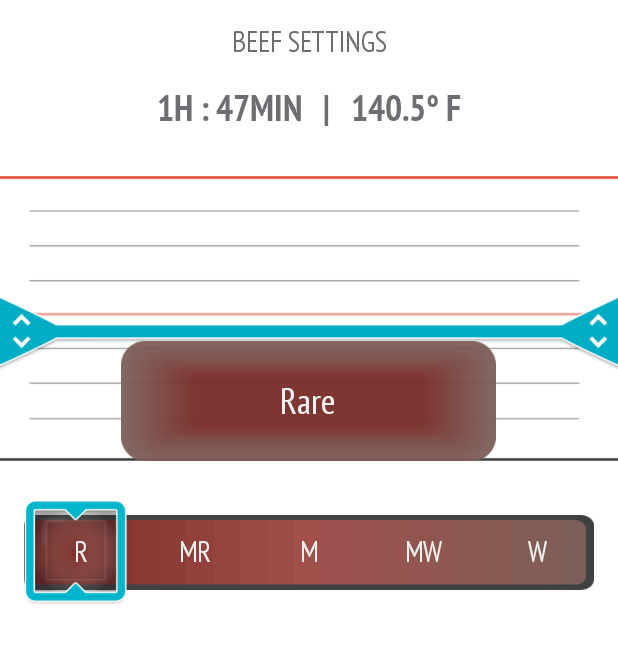
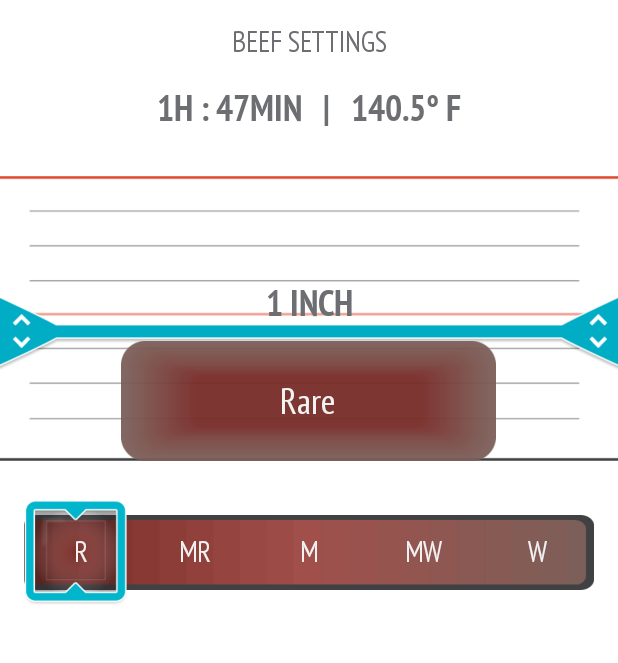
Before and after one commit to FirstBuild/FirstBuild-Mobile-Android-Old, an Android app: the fragment BeefFragment placed in its activity, after a tap on an icon or button, on a phone screen of 412 x 824 dp, the part 120-783 px from its top. Run offline under Robolectric (Android 15) with nearby library versions, the phone set to English and light mode, and no system bars.

Commit message:
Display Thickness.

```diff
--- a/app/src/main/java/com/firstbuild/androidapp/sousvideUI/BeefFragment.java
+++ b/app/src/main/java/com/firstbuild/androidapp/sousvideUI/BeefFragment.java
@@ -3,6 +3,7 @@ package com.firstbuild.androidapp.sousvideUI;
 
 import android.app.Fragment;
 import android.os.Bundle;
+import android.util.Log;
 import android.view.LayoutInflater;
 import android.view.MotionEvent;
 import android.view.View;
@@ -17,14 +18,13 @@ import com.firstbuild.androidapp.R;
  */
 public class BeefFragment extends Fragment implements View.OnTouchListener {
 
-    private String TAG = BeefFragment.class.getSimpleName();
-
     private final String DONENESS_R = "Rare";
     private final String DONENESS_MR = "Medium-Rare";
     private final String DONENESS_M = "Medium";
     private final String DONENESS_MW = "Medium-Well";
     private final String DONENESS_W = "Well";
 
+    private String TAG = BeefFragment.class.getSimpleName();
     private int xDelta;
     private int yDelta;
     private View containerThickness;
@@ -32,6 +32,8 @@ public class BeefFragment extends Fragment implements View.OnTouchListener {
     private View imgMeat;
     private View knobDoneness;
     private TextView textDoneness;
+    private TextView textThickness;
+    private int thicknessIndex = 0;
 
     public BeefFragment() {
         // Required empty public constructor
@@ -49,6 +51,7 @@ public class BeefFragment extends Fragment implements View.OnTouchListener {
         knobDoneness = view.findViewById(R.id.doneness_knob);
         imgMeat = view.findViewById(R.id.img_meat);
         textDoneness = (TextView) view.findViewById(R.id.text_doneness);
+        textThickness = (TextView) view.findViewById(R.id.text_thickness);
 
         view.findViewById(R.id.thickness_knob).setOnTouchListener(this);
         view.findViewById(R.id.doneness_knob).setOnTouchListener(this);
@@ -109,7 +112,7 @@ public class BeefFragment extends Fragment implements View.OnTouchListener {
         knobDoneness.setLayoutParams(layoutParamsKnob);
     }
 
-    private void updateDonenessText(String text){
+    private void updateDonenessText(String text) {
         textDoneness.setText(text);
     }
 
@@ -160,18 +163,27 @@ public class BeefFragment extends Fragment implements View.OnTouchListener {
 
                 if (v.getId() == R.id.thickness_knob) {
 //                    Log.d(TAG, "ACTION_MOVE " + Y + ", " + yDelta + ", " + (Y - yDelta));
+                    int posY = Y - yDelta;
+                    int maxHeight = (containerThickness.getHeight() - v.getHeight());
 
                     // Slide for thickness knob
-                    if (0 < Y - yDelta && Y - yDelta < (containerThickness.getHeight() - v.getHeight())) {
+                    if (0 < posY && posY < (containerThickness.getHeight() - v.getHeight())) {
                         RelativeLayout.LayoutParams layoutParams = (RelativeLayout.LayoutParams) v.getLayoutParams();
-                        layoutParams.topMargin = Y - yDelta;
+                        layoutParams.topMargin = posY;
                         layoutParams.bottomMargin = -250;
                         v.setLayoutParams(layoutParams);
 
                         RelativeLayout.LayoutParams layoutParamsMeat = (RelativeLayout.LayoutParams) imgMeat.getLayoutParams();
 
-                        layoutParamsMeat.height = containerThickness.getHeight() - (Y - yDelta) - (v.getHeight() / 2);
+                        layoutParamsMeat.height = containerThickness.getHeight() - (posY) - (v.getHeight() / 2);
                         imgMeat.setLayoutParams(layoutParamsMeat);
+
+                        thicknessIndex = (int) (posY / (maxHeight / 8.0));
+                        Log.d(TAG, "Thickness Index  :" + thicknessIndex);
+
+                        String[] arrayThickness = getResources().getStringArray(R.array.string_thickness);
+
+                        textThickness.setText(arrayThickness[thicknessIndex]+" Inches Thick");
                     }
 
                 } else if (v.getId() == R.id.doneness_knob) {           // Slide for doneness knob.
@@ -190,4 +202,63 @@ public class BeefFragment extends Fragment implements View.OnTouchListener {
         containerThickness.invalidate();
         return true;
     }
+
+    private void calcuTimeTemp() {
+//        @134.5: @{
+//            @0.2:@[@1,@00],
+//            @0.4:@[@1,@15],
+//            @0.6:@[@1,@30],
+//            @0.8:@[@1,@45],
+//            @1.2:@[@2,@00],
+//            @1.4:@[@2,@15],
+//            @1.6:@[@2,@30],
+//            @2.0:@[@3,@07],
+//            @2.15:@[@3,@45],
+//            @2.35:@[@4,@15],
+//            @2.5:@[@4,@45],
+//            @2.75:@[@5,@15]
+//        },
+//        @143.5: @{
+//            @0.2:@[@0,@25],
+//            @0.4:@[@0,@30],
+//            @0.6:@[@0,@45],
+//            @0.8:@[@0,@55],
+//            @1.2:@[@1,@30],
+//            @1.4:@[@1,@30],
+//            @1.6:@[@1,@45],
+//            @2.0:@[@2,@31],
+//            @2.15:@[@2,@45],
+//            @2.35:@[@3,@00],
+//            @2.5:@[@3,@15],
+//            @2.75:@[@3,@45]
+//        },
+//        @151.0: @{
+//            @0.2:@[@0,@13],
+//            @0.4:@[@0,@25],
+//            @0.6:@[@0,@35],
+//            @0.8:@[@0,@45],
+//            @1.2:@[@1,@15],
+//            @1.4:@[@1,@15],
+//            @1.6:@[@1,@30],
+//            @2.0:@[@2,@28],
+//            @2.15:@[@2,@15],
+//            @2.35:@[@2,@30],
+//            @2.5:@[@2,@45],
+//            @2.75:@[@3,@15]
+//        },
+//        @160: @{
+//            @0.2:@[@0,@13],
+//            @0.4:@[@0,@25],
+//            @0.6:@[@0,@35],
+//            @0.8:@[@0,@45],
+//            @1.2:@[@1,@15],
+//            @1.4:@[@1,@15],
+//            @1.6:@[@1,@30],
+//            @2.0:@[@2,@28],
+//            @2.15:@[@2,@15],
+//            @2.35:@[@2,@30],
+//            @2.5:@[@2,@45],
+//            @2.75:@[@3,@15]
+//        },
+    }
 }
--- a/app/src/main/res/layout/fragment_beef.xml
+++ b/app/src/main/res/layout/fragment_beef.xml
@@ -57,6 +57,7 @@
             android:layout_centerHorizontal="true">
 
             <ImageView
+                android:id="@+id/img_beef"
                 android:layout_width="fill_parent"
                 android:layout_height="match_parent"
                 android:scaleType="fitXY"
@@ -77,6 +78,19 @@
                 ge:typeface="fonts/PTSansNarrowRegular" />
 
         </RelativeLayout>
+
+        <com.firstbuild.viewUtil.StyledTextView
+            android:id="@+id/text_thickness"
+            android:layout_width="match_parent"
+            android:layout_height="wrap_content"
+            android:layout_above="@id/img_meat"
+            android:gravity="center_horizontal"
+            android:paddingBottom="10dp"
+            android:text="1 inch"
+            android:textAllCaps="true"
+            android:textColor="@color/colorSecondaryText"
+            android:textSize="24sp"
+            ge:typeface="fonts/PTSansNarrowBold" />
 
     </RelativeLayout>
 
--- a/app/src/main/res/values/strings.xml
+++ b/app/src/main/res/values/strings.xml
@@ -12,4 +12,14 @@
     <string name="hello_blank_fragment">Hello blank fragment</string>
     <string name="title_activity_sousvide">SousvideActivity</string>
 
+    <string-array name="string_thickness">
+        <item>2</item>
+        <item>1.75</item>
+        <item>1.5</item>
+        <item>1.25</item>
+        <item>1</item>
+        <item>0.75</item>
+        <item>0.5</item>
+        <item>0.25</item>
+    </string-array>
 </resources>
```
Also changed, not shown: app/src/main/java/com/firstbuild/androidapp/sousvideUI/TimerCycle.java (+7 -4 lines).
